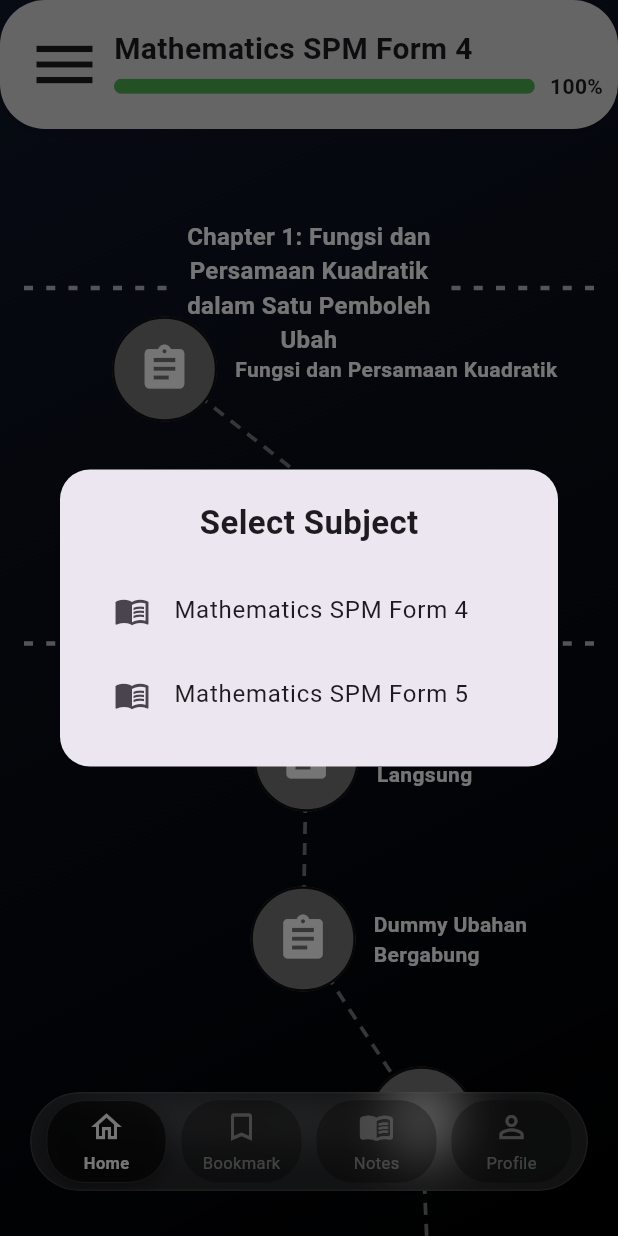
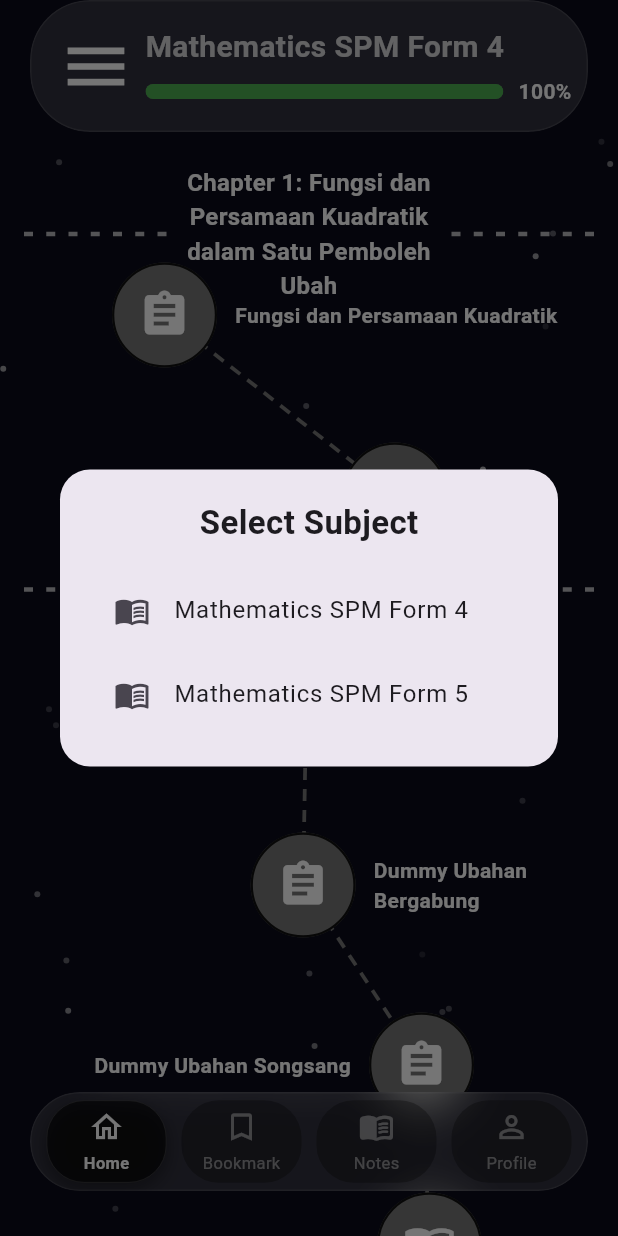
Before and after one commit to Ryan0221/cikgoo_math_ai, a Flutter app: the screen it shows once a user with an empty profile is signed in, after a tap on the "menu" icon, on a phone screen of 412 x 824 dp. Run offline on Flutter 3.47's test engine with Material 3 defaults, Android fonts, the phone set to English and light mode, and no system bars; our stand-ins replace cloud_firestore, file_picker, firebase_auth, firebase_core, firebase_storage, google_sign_in and 2 more; missing offline and left inert: syncfusion_flutter_pdfviewer; accounts and stored records are empty; network calls fail.

Commit message:
Liquid glass styled sticky header

```diff
--- a/lib/pages/home.dart
+++ b/lib/pages/home.dart
@@ -13,7 +13,11 @@ class SubjectModel {
   final String subjectName;
   final List<ChapterModel> sequences;
 
-  SubjectModel({required this.subjectId, required this.subjectName, required this.sequences});
+  SubjectModel({
+    required this.subjectId,
+    required this.subjectName,
+    required this.sequences,
+  });
 
   factory SubjectModel.fromJson(Map<String, dynamic> json) {
     var listData = json['sequences'] ?? json['chapters'] ?? [];
@@ -31,10 +35,16 @@ class ChapterModel {
   final int chapterNum;
   final String chId;
   final String chName;
-  final String chFileLocation; // Add this line
+  final String chFileLocation;
   final List<SubtopicModel> subtopics;
 
-  ChapterModel({required this.chapterNum, required this.chId, required this.chName, required this.chFileLocation, required this.subtopics});
+  ChapterModel({
+    required this.chapterNum,
+    required this.chId,
+    required this.chName,
+    required this.chFileLocation,
+    required this.subtopics,
+  });
 
   factory ChapterModel.fromJson(Map<String, dynamic> json) {
     // FIX: Default to an empty list [] if 'subtopics' is missing
@@ -58,7 +68,12 @@ class SubtopicModel {
   final String type; // "quiz" or "revision"
   final int order;
 
-  SubtopicModel({required this.subId, required this.subName, required this.type, required this.order});
+  SubtopicModel({
+    required this.subId,
+    required this.subName,
+    required this.type,
+    required this.order,
+  });
 
   factory SubtopicModel.fromJson(Map<String, dynamic> json) {
     return SubtopicModel(
@@ -105,7 +120,9 @@ class _HomeState extends State<Home> {
   Future<void> _loadSubjectData() async {
     try {
       // Ensure you have "assets/json/subjects-chapters-subtopics.json" declared in pubspec.yaml
-      String jsonString = await ContentManager.readLocalJson('subjects-chapters-subtopics.json');
+      String jsonString = await ContentManager.readLocalJson(
+        'subjects-chapters-subtopics.json',
+      );
       //String jsonString = await rootBundle.loadString('assets/json/subjects-chapters-subtopics.json');
       final Map<String, dynamic> jsonData = json.decode(jsonString);
 
@@ -147,8 +164,9 @@ class _HomeState extends State<Home> {
 
       // Generate new random offsets for the new path
       final random = Random();
-      _randomOffsets = List.generate(_currentNodes.length,
-              (index) => (random.nextDouble() * 1.2) - 0.6
+      _randomOffsets = List.generate(
+        _currentNodes.length,
+        (index) => (random.nextDouble() * 1.2) - 0.6,
       );
     });
   }
@@ -159,7 +177,9 @@ class _HomeState extends State<Home> {
       barrierDismissible: true,
       builder: (BuildContext context) {
         return Dialog(
-          shape: RoundedRectangleBorder(borderRadius: BorderRadius.circular(20)),
+          shape: RoundedRectangleBorder(
+            borderRadius: BorderRadius.circular(20),
+          ),
           child: Padding(
             padding: const EdgeInsets.all(20.0),
             child: Column(
@@ -192,17 +212,22 @@ class _HomeState extends State<Home> {
   @override
   Widget build(BuildContext context) {
     if (_isLoading) {
-      return const Scaffold(body: Center(child: CircularProgressIndicator()));
+      return const Scaffold(
+        backgroundColor: Color(0xFF0B0B1A), // Dark starry background match
+        body: Center(child: CircularProgressIndicator()),
+      );
     }
 
     if (_selectedSubject == null || _currentNodes.isEmpty) {
-      return const Scaffold(body: Center(child: Text("Coming Soon")));
+      return const Scaffold(
+        backgroundColor: Color(0xFF0B0B1A),
+        body: Center(
+          child: Text("Coming Soon", style: TextStyle(color: Colors.white)),
+        ),
+      );
     }
 
-    double screenWidth = MediaQuery
-        .of(context)
-        .size
-        .width;
+    double screenWidth = MediaQuery.of(context).size.width;
     List<Widget> positionedWidgets = [];
     List<Offset> nodePositions = [];
 
@@ -229,7 +254,7 @@ class _HomeState extends State<Home> {
             left: 0,
             right: 0,
             child: _buildChapterDivider(chapterTitle),
-            )
+          ),
         );
         currentY += 100;
         currentChapterId = chapter.chId;
@@ -271,11 +296,13 @@ class _HomeState extends State<Home> {
                   child: Text(
                     subtopic.subName,
                     textAlign: TextAlign.right, // Align text towards the node
-                      style: const TextStyle(fontWeight: FontWeight.bold,
+                    style: const TextStyle(
+                      fontWeight: FontWeight.bold,
                       fontSize: 14,
-                          color: Colors.white),
+                      color: Colors.white,
+                    ),
                     softWrap: true,
-                    )
+                  ),
                 ),
                 const SizedBox(width: 12),
               ],
@@ -290,11 +317,13 @@ class _HomeState extends State<Home> {
                   child: Text(
                     subtopic.subName,
                     textAlign: TextAlign.left, // Align text towards the node
-                      style: const TextStyle(fontWeight: FontWeight.bold,
+                    style: const TextStyle(
+                      fontWeight: FontWeight.bold,
                       fontSize: 14,
-                          color: Colors.white),
+                      color: Colors.white,
+                    ),
                     softWrap: true,
-                    )
+                  ),
                 ),
               ],
             ],
@@ -302,17 +331,22 @@ class _HomeState extends State<Home> {
         ),
       );
     }
-      return Scaffold(
+    return StarryBackground(
+      child: Scaffold(
         backgroundColor: Colors.transparent,
         extendBody: true,
         body: SafeArea(
           bottom: false,
-          child: Column(
+          // CHANGED: Replaced Column with a Stack
+          child: Stack(
             children: [
-              _buildStickyHeader(),
-              Expanded(
+              // 1. The Scrollable Content (Layered underneath)
+              Positioned.fill(
+                // Removed the 'Expanded' widget as it is not needed in a Stack
                 child: SingleChildScrollView(
                   physics: const BouncingScrollPhysics(),
+                  // ADDED: Padding at the top so the content starts below the sticky header
+                  padding: const EdgeInsets.only(top: 50, bottom: 50),
                   child: SizedBox(
                     height: currentY + 150,
                     child: Stack(
@@ -328,36 +362,47 @@ class _HomeState extends State<Home> {
                   ),
                 ),
               ),
+
+              // 2. The Sticky Header (Layered on top)
+              Positioned(
+                top: 0,
+                left: 0,
+                right: 0,
+                child: _buildStickyHeader(),
+              ),
             ],
+          ),
         ),
       ),
     );
   }
 
-
   Widget _buildStickyHeader() {
-    return Container(
+    return Padding(
+      // Added outer padding so it floats like your bottom nav bar
+      padding: const EdgeInsets.fromLTRB(20, 0, 20, 10),
+      child: ClipRRect(
+        borderRadius: BorderRadius.circular(40),
+        child: BackdropFilter(
+          // Exact same blur values as your bottom nav bar
+          filter: ImageFilter.blur(sigmaX: 15, sigmaY: 15),
+          child: Container(
             padding: const EdgeInsets.fromLTRB(10, 10, 10, 10),
             decoration: BoxDecoration(
-        color: const Color(0xFFDCDCDC),
-        borderRadius: const BorderRadius.only(
-          bottomLeft: Radius.circular(30),
-          bottomRight: Radius.circular(30),
-          topLeft: Radius.circular(30),
-          topRight: Radius.circular(30),
+              // Matched liquid glass color and border
+              color: Colors.white.withValues(alpha: 0.15),
+              borderRadius: BorderRadius.circular(40),
+              border: Border.all(
+                color: Colors.white.withValues(alpha: 0.1),
+                width: 1.0,
               ),
-        boxShadow: [
-          BoxShadow(
-            color: Colors.black.withValues(alpha: 0.05),
-            blurRadius: 10,
-            offset: const Offset(0, 5),
-          ),
-        ],
+              // Removed the black shadow because glassmorphism relies on the backdrop
+              // blur and borders to create depth rather than solid shadows.
             ),
             child: Row(
               children: [
                 IconButton(
-            icon: const Icon(Icons.menu, color: Colors.black87, size: 50),
+                  icon: const Icon(Icons.menu, color: Colors.white, size: 50),
                   onPressed: _showMenuPopup,
                 ),
                 Expanded(
@@ -367,8 +412,13 @@ class _HomeState extends State<Home> {
                       // Display the selected subject name dynamically
                       Text(
                         _selectedSubject?.subjectName ?? "Loading...",
-                  style: const TextStyle(fontSize: 20, fontWeight: FontWeight.bold),
+                        style: TextStyle(
+                          color: Colors.white.withValues(alpha: 0.8),
+                          fontSize: 20,
+                          fontWeight: FontWeight.bold,
                         ),
+                      ),
+                      const SizedBox(height: 5), // Added a tiny gap for better breathing room
                       Row(
                         children: [
                           Expanded(
@@ -377,19 +427,31 @@ class _HomeState extends State<Home> {
                               child: LinearProgressIndicator(
                                 value: 1.0,
                                 minHeight: 10,
-                          backgroundColor: Colors.grey[400],
-                          valueColor: const AlwaysStoppedAnimation<Color>(Colors.green),
+                                // Changed from grey[400] to a translucent white to fit the glass theme better
+                                backgroundColor: Colors.white.withValues(alpha: 0.2),
+                                valueColor: const AlwaysStoppedAnimation<Color>(
+                                  Colors.green,
+                                ),
                               ),
                             ),
                           ),
                           const SizedBox(width: 10),
-                    const Text("100%", style: TextStyle(fontWeight: FontWeight.bold)),
+                          const Text(
+                            "100%",
+                            style: TextStyle(
+                              fontWeight: FontWeight.bold,
+                              color: Colors.white,
+                            ),
+                          ),
                         ],
                       ),
                     ],
                   ),
                 ),
               ],
+            ),
+          ),
+        ),
       ),
     );
   }
@@ -403,7 +465,8 @@ class _HomeState extends State<Home> {
 
           // Wrap the text in a Flexible widget to prevent overflow and allow multi-line!
           Flexible(
-            flex: 2, // Gives the text slightly more priority/space than the dashes
+            flex:
+                2, // Gives the text slightly more priority/space than the dashes
             child: Padding(
               padding: const EdgeInsets.symmetric(horizontal: 12.0),
               child: Text(
@@ -441,7 +504,10 @@ class _HomeState extends State<Home> {
 
           // 3. Find the specific subtopic data
           var subList = data['subtopics'] as List? ?? [];
-          var subData = subList.firstWhere((s) => s['sub_id'] == subtopic.subId, orElse: () => null);
+          var subData = subList.firstWhere(
+            (s) => s['sub_id'] == subtopic.subId,
+            orElse: () => null,
+          );
 
           if (subData != null) {
             // THIS is the variable that extracts the "q" list from your JSON!
@@ -449,19 +515,25 @@ class _HomeState extends State<Home> {
 
             if (isRevision) {
               // Directly launch the Adaptive Quiz
-              Navigator.push(context, MaterialPageRoute(
-                  builder: (_) => AdaptiveQuizScreen(questions: qList)
-              ));
+              Navigator.push(
+                context,
+                MaterialPageRoute(
+                  builder: (_) => AdaptiveQuizScreen(questions: qList),
+                ),
+              );
             } else {
               // Launch the PDF Viewer
               String notesLoc = subData['notes_location'] ?? '';
-              Navigator.push(context, MaterialPageRoute(
+              Navigator.push(
+                context,
+                MaterialPageRoute(
                   builder: (_) => PdfViewerScreen(
                     pdfPath: notesLoc,
                     title: subtopic.subName,
                     questions: qList, // We pass the qList variable here!
-                  )
-              ));
+                  ),
+                ),
+              );
             }
           } else {
             debugPrint("Subtopic not found in file");
@@ -560,22 +632,130 @@ class DashedDivider extends StatelessWidget {
   }
 }
 
-/*class PdfViewerScreen extends StatelessWidget {
-  final String pdfPath;
-  final String title;
+class Star {
+  double x;
+  double y;
+  double maxOpacity;
+  double currentOpacity = 0.0;
+  int state = 0; // 0: completely dark, 1: brightening up, 2: dimming down
 
-  const PdfViewerScreen({
-    super.key,
-    required this.pdfPath,
-    required this.title,
-  });
+  Star({required this.x, required this.y, required this.maxOpacity});
+}
+
+class StarryBackground extends StatefulWidget {
+  final Widget child;
+
+  const StarryBackground({super.key, required this.child});
+
+  @override
+  State<StarryBackground> createState() => _StarryBackgroundState();
+}
+
+class _StarryBackgroundState extends State<StarryBackground> with SingleTickerProviderStateMixin {
+  late AnimationController _controller;
+  final List<Star> _stars = [];
+  final int _starCount = 100; // Number of stars
+  final Random _random = Random();
+
+  @override
+  void initState() {
+    super.initState();
+    // Constantly ticking animation controller to update the star brightness
+    _controller = AnimationController(vsync: this, duration: const Duration(seconds: 1))
+      ..addListener(() {
+        _updateStars();
+      })
+      ..repeat();
+  }
+
+  @override
+  void didChangeDependencies() {
+    super.didChangeDependencies();
+    if (_stars.isEmpty) {
+      final size = MediaQuery.of(context).size;
+      // Initialize stars spread randomly across the screen
+      for (int i = 0; i < _starCount; i++) {
+        _stars.add(Star(
+          x: _random.nextDouble() * size.width,
+          y: _random.nextDouble() * size.height,
+          maxOpacity: 0.3 + _random.nextDouble() * 0.7, // Random maximum brightness
+        ));
+      }
+    }
+  }
+
+  void _updateStars() {
+    bool needsRepaint = false;
+    for (var star in _stars) {
+      if (star.state == 0) {
+        // Star is dark: Very low probability it decides to start shining on this frame
+        if (_random.nextDouble() < 0.01) {
+          star.state = 1;
+          needsRepaint = true;
+        }
+      } else if (star.state == 1) {
+        // Brightening up
+        star.currentOpacity += 0.015;
+        if (star.currentOpacity >= star.maxOpacity) {
+          star.state = 2; // Reached peak, start dimming
+        }
+        needsRepaint = true;
+      } else if (star.state == 2) {
+        // Dimming down
+        star.currentOpacity -= 0.010;
+        if (star.currentOpacity <= 0) {
+          star.currentOpacity = 0;
+          star.state = 0; // Back to dark
+        }
+        needsRepaint = true;
+      }
+    }
+    // Only rebuild if a star is actively shining
+    if (needsRepaint) {
+      setState(() {});
+    }
+  }
+
+  @override
+  void dispose() {
+    _controller.dispose();
+    super.dispose();
+  }
 
   @override
   Widget build(BuildContext context) {
-    return Scaffold(
-      appBar: AppBar(title: Text(title)),
-      body: SfPdfViewer.asset(pdfPath),
+    return Stack(
+      children: [
+        // Base dark background (deep night sky color)
+        Container(color: const Color(0xFF0B0B1A)),
+        // Draws the animated stars
+        CustomPaint(
+          size: Size.infinite,
+          painter: StarPainter(_stars),
+        ),
+        // Your main interactive UI overlaid on top
+        widget.child,
+      ],
     );
   }
 }
-*/
+
+class StarPainter extends CustomPainter {
+  final List<Star> stars;
+  StarPainter(this.stars);
+
+  @override
+  void paint(Canvas canvas, Size size) {
+    final paint = Paint();
+    for (var star in stars) {
+      if (star.currentOpacity > 0) {
+        paint.color = Colors.white.withValues(alpha: star.currentOpacity);
+        // Drawing a small star. You can increase radius from 1.5 if you want bigger stars.
+        canvas.drawCircle(Offset(star.x, star.y), 2, paint);
+      }
+    }
+  }
+
+  @override
+  bool shouldRepaint(covariant CustomPainter oldDelegate) => true;
+}
```
Lines whose indentation alone changed are shown as unchanged.
